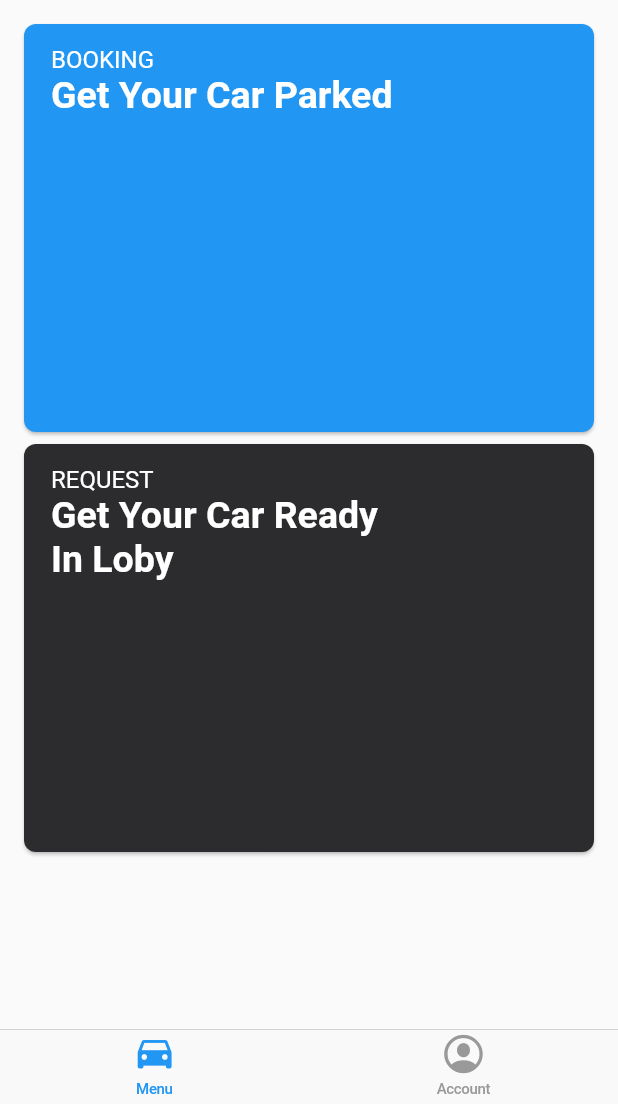
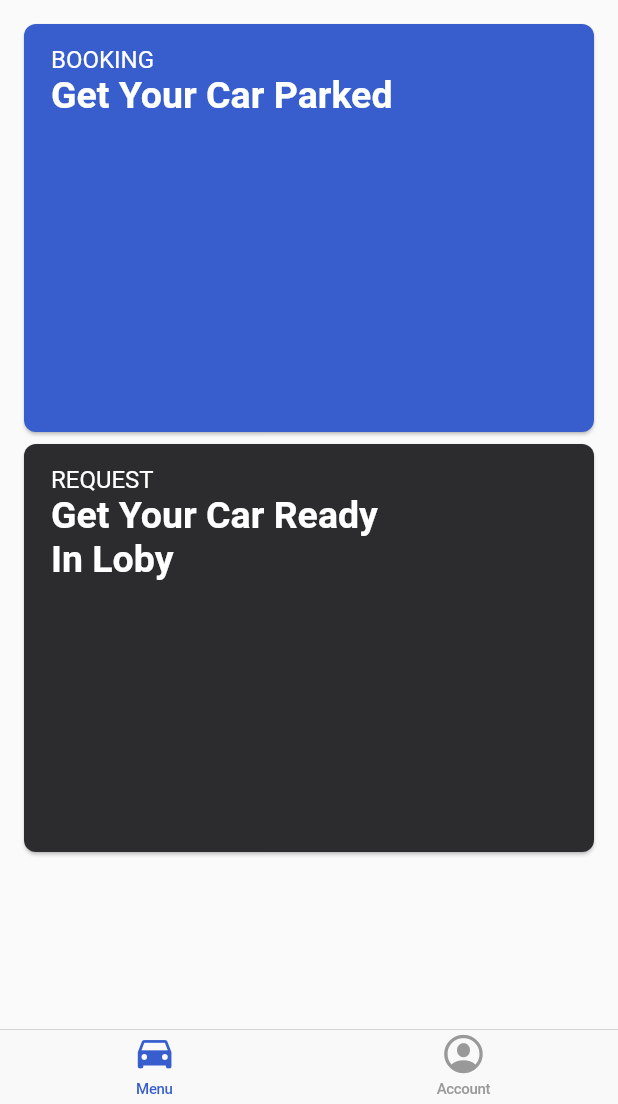
Before and after one commit to kennantz/eval, a Flutter app: the MainMenu screen opened directly, on a phone screen of 412 x 824 dp, the part 132-1236 px from its top. Run offline on Flutter 3.47's test engine with Material 2 defaults, Android fonts, the phone set to English and light mode, and no system bars; our stand-ins replace cloud_firestore, equatable, firebase_auth, firebase_core, fluttertoast; missing offline and left inert: barcode_scan; accounts and stored records are empty.

Commit message:
warna menuPage - kiano

```diff
--- a/lib/ui/pages/mainmenu.dart
+++ b/lib/ui/pages/mainmenu.dart
@@ -6,12 +6,10 @@ class MainMenu extends StatefulWidget {
 }
 
 class _MainMenuState extends State<MainMenu> {
-
-
   int _selectedIndex = 0;
   static List<Widget> _widgetOptions = <Widget>[MenuPage(), AccountPage()];
 
-  void _onItemTapped(int index){
+  void _onItemTapped(int index) {
     setState(() {
       _selectedIndex = index;
     });
@@ -21,13 +19,18 @@ class _MainMenuState extends State<MainMenu> {
   Widget build(BuildContext context) {
     return CupertinoTabScaffold(
         tabBar: CupertinoTabBar(
+          activeColor: Color.fromRGBO(55, 94, 204, 1),
           items: [
             BottomNavigationBarItem(
-            icon: Icon(CupertinoIcons.car),
+              icon: Icon(
+                CupertinoIcons.car,
+              ),
               title: Text('Menu'),
             ),
             BottomNavigationBarItem(
-            icon: Icon(CupertinoIcons.profile_circled),
+              icon: Icon(
+                CupertinoIcons.profile_circled,
+              ),
               title: Text('Account'),
             )
           ],
@@ -44,7 +47,6 @@ class _MainMenuState extends State<MainMenu> {
               builder: (BuildContext context) => AccountPage(),
             );
           }
-      }
-    );
+        });
   }
 }
--- a/lib/ui/pages/tabs/menuPage.dart
+++ b/lib/ui/pages/tabs/menuPage.dart
@@ -20,11 +20,11 @@ class _MenuPageState extends State<MenuPage> {
       currentBooking = event.data()['current booking'];
 
       if (currentBooking == "") {
-        bookingCardColor = Colors.blue;
+        bookingCardColor = Color.fromRGBO(55, 94, 204, 1);
         requestCardColor = Color(0xff2c2c2e);
       } else {
         bookingCardColor = Color(0xff2c2c2e);
-        requestCardColor = Colors.blue;
+        requestCardColor = Color.fromRGBO(55, 94, 204, 1);
       }
 
       setState(() {});
```
Lines whose indentation alone changed are shown as unchanged.
